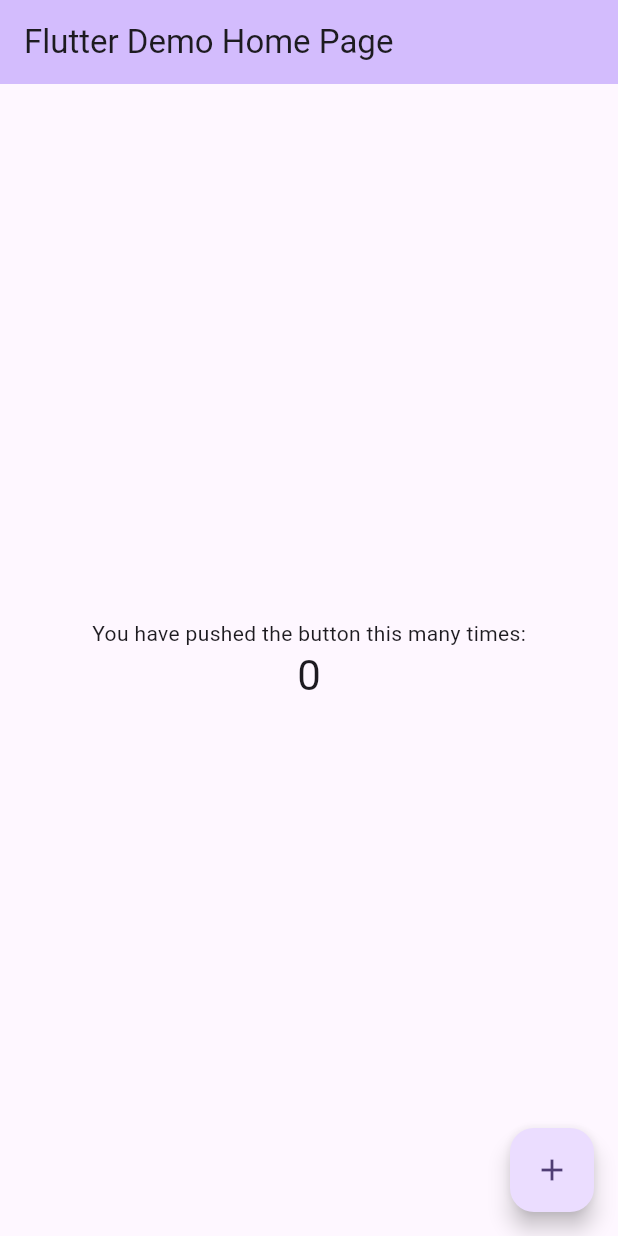
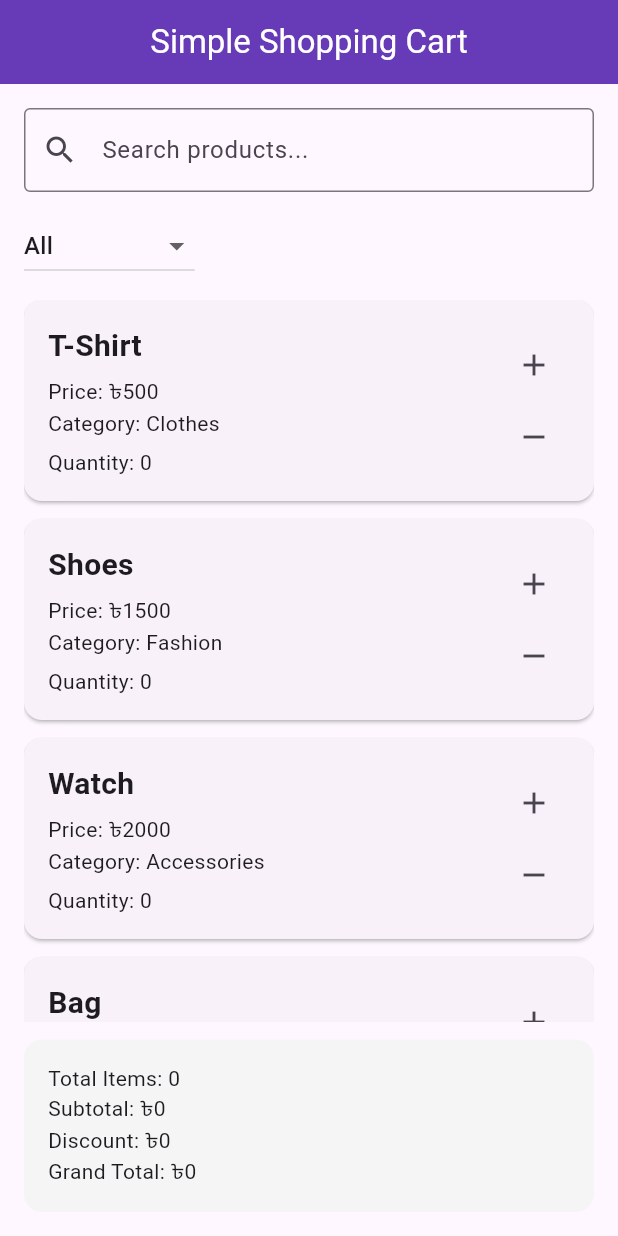
Before and after one commit to raju-bd/Shopping_Cart, a Flutter app: the screen it shows after launch, on a phone screen of 412 x 824 dp. Run offline on Flutter 3.47's test engine with Material 3 defaults, Android fonts, the phone set to English and light mode, and no system bars.

Commit message:
Add product model and enhance shopping cart functionality with search and category filters

```diff
--- a/lib/main.dart
+++ b/lib/main.dart
@@ -4,119 +4,245 @@ void main() {
   runApp(const MyApp());
 }
 
-class MyApp extends StatelessWidget {
-  const MyApp({super.key});
+class Product {
+  Product({
+    required this.name,
+    required this.price,
+    required this.category,
+    this.quantity = 0,
+  });
 
-  // This widget is the root of your application.
-  @override
-  Widget build(BuildContext context) {
-    return MaterialApp(
-      title: 'Flutter Demo',
-      theme: ThemeData(
-        // This is the theme of your application.
-        //
-        // TRY THIS: Try running your application with "flutter run". You'll see
-        // the application has a purple toolbar. Then, without quitting the app,
-        // try changing the seedColor in the colorScheme below to Colors.green
-        // and then invoke "hot reload" (save your changes or press the "hot
-        // reload" button in a Flutter-supported IDE, or press "r" if you used
-        // the command line to start the app).
-        //
-        // Notice that the counter didn't reset back to zero; the application
-        // state is not lost during the reload. To reset the state, use hot
-        // restart instead.
-        //
-        // This works for code too, not just values: Most code changes can be
-        // tested with just a hot reload.
-        colorScheme: .fromSeed(seedColor: Colors.deepPurple),
-      ),
-      home: const MyHomePage(title: 'Flutter Demo Home Page'),
+  final String name;
+  final int price;
+  final String category;
+  final int quantity;
+
+  Product copyWith({String? name, int? price, String? category, int? quantity}) {
+    return Product(
+      name: name ?? this.name,
+      price: price ?? this.price,
+      category: category ?? this.category,
+      quantity: quantity ?? this.quantity,
     );
   }
 }
 
-class MyHomePage extends StatefulWidget {
-  const MyHomePage({super.key, required this.title});
-
-  // This widget is the home page of your application. It is stateful, meaning
-  // that it has a State object (defined below) that contains fields that affect
-  // how it looks.
-
-  // This class is the configuration for the state. It holds the values (in this
-  // case the title) provided by the parent (in this case the App widget) and
-  // used by the build method of the State. Fields in a Widget subclass are
-  // always marked "final".
-
-  final String title;
+class MyApp extends StatelessWidget {
+  const MyApp({super.key});
 
   @override
-  State<MyHomePage> createState() => _MyHomePageState();
+  Widget build(BuildContext context) {
+    return MaterialApp(
+      debugShowCheckedModeBanner: false,
+      title: 'Simple Shopping Cart',
+      theme: ThemeData(
+        colorScheme: ColorScheme.fromSeed(seedColor: Colors.deepPurple),
+        useMaterial3: true,
+      ),
+      home: const ShoppingCartHomePage(),
+    );
+  }
 }
 
-class _MyHomePageState extends State<MyHomePage> {
-  int _counter = 0;
+class ShoppingCartHomePage extends StatefulWidget {
+  const ShoppingCartHomePage({super.key});
 
-  void _incrementCounter() {
+  @override
+  State<ShoppingCartHomePage> createState() => _ShoppingCartHomePageState();
+}
+
+class _ShoppingCartHomePageState extends State<ShoppingCartHomePage> {
+  // This local list works as the full product catalog for the shopping cart.
+  List<Product> _products = [
+    Product(name: 'T-Shirt', price: 500, category: 'Clothes'),
+    Product(name: 'Shoes', price: 1500, category: 'Fashion'),
+    Product(name: 'Watch', price: 2000, category: 'Accessories'),
+    Product(name: 'Bag', price: 1000, category: 'Fashion'),
+  ];
+
+  final List<String> _categories = ['All', 'Clothes', 'Fashion', 'Accessories'];
+  String _selectedCategory = 'All';
+  String _searchText = '';
+
+  // Search and category filters are combined to narrow the visible product list.
+  List<Product> get _filteredProducts {
+    final query = _searchText.trim().toLowerCase();
+
+    return _products.where((product) {
+      final matchesCategory =
+          _selectedCategory == 'All' || product.category == _selectedCategory;
+      final matchesSearch =
+          query.isEmpty || product.name.toLowerCase().contains(query);
+      return matchesCategory && matchesSearch;
+    }).toList();
+  }
+
+  int get totalItems {
+    return _products.fold<int>(0, (sum, product) => sum + product.quantity);
+  }
+
+  int get subtotal {
+    return _products.fold<int>(
+      0,
+      (sum, product) => sum + (product.price * product.quantity),
+    );
+  }
+
+  int get discount {
+    return subtotal >= 3000 ? (subtotal * 10) ~/ 100 : 0;
+  }
+
+  int get grandTotal => subtotal - discount;
+
+  void _updateQuantity(String productName, int change) {
     setState(() {
-      // This call to setState tells the Flutter framework that something has
-      // changed in this State, which causes it to rerun the build method below
-      // so that the display can reflect the updated values. If we changed
-      // _counter without calling setState(), then the build method would not be
-      // called again, and so nothing would appear to happen.
-      _counter++;
+      final index = _products.indexWhere((product) => product.name == productName);
+      if (index == -1) {
+        return;
+      }
+
+      final nextQuantity = _products[index].quantity + change;
+      if (nextQuantity < 0) {
+        return;
+      }
+
+      _products[index] = _products[index].copyWith(quantity: nextQuantity);
     });
   }
 
   @override
   Widget build(BuildContext context) {
-    // This method is rerun every time setState is called, for instance as done
-    // by the _incrementCounter method above.
-    //
-    // The Flutter framework has been optimized to make rerunning build methods
-    // fast, so that you can just rebuild anything that needs updating rather
-    // than having to individually change instances of widgets.
     return Scaffold(
       appBar: AppBar(
-        // TRY THIS: Try changing the color here to a specific color (to
-        // Colors.amber, perhaps?) and trigger a hot reload to see the AppBar
-        // change color while the other colors stay the same.
-        backgroundColor: Theme.of(context).colorScheme.inversePrimary,
-        // Here we take the value from the MyHomePage object that was created by
-        // the App.build method, and use it to set our appbar title.
-        title: Text(widget.title),
+        title: const Text('Simple Shopping Cart'),
+        centerTitle: true,
+        backgroundColor: Colors.deepPurple,
+        foregroundColor: Colors.white,
       ),
-      body: Center(
-        // Center is a layout widget. It takes a single child and positions it
-        // in the middle of the parent.
+      body: Padding(
+        padding: const EdgeInsets.all(16),
         child: Column(
-          // Column is also a layout widget. It takes a list of children and
-          // arranges them vertically. By default, it sizes itself to fit its
-          // children horizontally, and tries to be as tall as its parent.
-          //
-          // Column has various properties to control how it sizes itself and
-          // how it positions its children. Here we use mainAxisAlignment to
-          // center the children vertically; the main axis here is the vertical
-          // axis because Columns are vertical (the cross axis would be
-          // horizontal).
-          //
-          // TRY THIS: Invoke "debug painting" (choose the "Toggle Debug Paint"
-          // action in the IDE, or press "p" in the console), to see the
-          // wireframe for each widget.
-          mainAxisAlignment: .center,
           children: [
-            const Text('You have pushed the button this many times:'),
-            Text(
-              '$_counter',
-              style: Theme.of(context).textTheme.headlineMedium,
+            // Search is case-insensitive so users can quickly find a product.
+            TextField(
+              decoration: const InputDecoration(
+                hintText: 'Search products...',
+                prefixIcon: Icon(Icons.search),
+                border: OutlineInputBorder(),
+              ),
+              onChanged: (value) {
+                setState(() {
+                  _searchText = value;
+                });
+              },
+            ),
+            const SizedBox(height: 12),
+
+            // A category dropdown keeps the product browser easy to navigate.
+            Align(
+              alignment: Alignment.centerLeft,
+              child: DropdownButton<String>(
+                value: _selectedCategory,
+                items: _categories.map((category) {
+                  return DropdownMenuItem<String>(
+                    value: category,
+                    child: Text(category),
+                  );
+                }).toList(),
+                onChanged: (value) {
+                  if (value != null) {
+                    setState(() {
+                      _selectedCategory = value;
+                    });
+                  }
+                },
+              ),
+            ),
+            const SizedBox(height: 12),
+
+            Expanded(
+              child: _filteredProducts.isEmpty
+                  ? const Center(
+                      child: Text(
+                        'No matching products found.',
+                        style: TextStyle(fontSize: 16),
+                      ),
+                    )
+                  : ListView(
+                      children: _filteredProducts.map((product) {
+                        return Card(
+                          margin: const EdgeInsets.only(bottom: 12),
+                          child: Padding(
+                            padding: const EdgeInsets.all(16),
+                            child: Row(
+                              crossAxisAlignment: CrossAxisAlignment.center,
+                              children: [
+                                Expanded(
+                                  child: Column(
+                                    crossAxisAlignment:
+                                        CrossAxisAlignment.start,
+                                    children: [
+                                      Text(
+                                        product.name,
+                                        style: const TextStyle(
+                                          fontSize: 20,
+                                          fontWeight: FontWeight.bold,
+                                        ),
+                                      ),
+                                      const SizedBox(height: 6),
+                                      Text('Price: ৳${product.price}'),
+                                      Text('Category: ${product.category}'),
+                                      const SizedBox(height: 6),
+                                      Text('Quantity: ${product.quantity}'),
+                                    ],
+                                  ),
+                                ),
+                                Column(
+                                  children: [
+                                    IconButton(
+                                      onPressed: () =>
+                                          _updateQuantity(product.name, 1),
+                                      icon: const Icon(Icons.add),
+                                      tooltip: 'Increase quantity',
+                                    ),
+                                    IconButton(
+                                      onPressed: () =>
+                                          _updateQuantity(product.name, -1),
+                                      icon: const Icon(Icons.remove),
+                                      tooltip: 'Decrease quantity',
+                                    ),
+                                  ],
+                                ),
+                              ],
+                            ),
+                          ),
+                        );
+                      }).toList(),
+                    ),
+            ),
+            const SizedBox(height: 12),
+
+            // Summary values update every time quantity changes.
+            Container(
+              width: double.infinity,
+              padding: const EdgeInsets.all(16),
+              decoration: BoxDecoration(
+                color: Colors.grey.shade100,
+                borderRadius: BorderRadius.circular(12),
+              ),
+              child: Column(
+                crossAxisAlignment: CrossAxisAlignment.start,
+                children: [
+                  Text('Total Items: $totalItems'),
+                  Text('Subtotal: ৳$subtotal'),
+                  Text('Discount: ৳$discount'),
+                  Text('Grand Total: ৳$grandTotal'),
+                ],
+              ),
             ),
           ],
         ),
       ),
-      floatingActionButton: FloatingActionButton(
-        onPressed: _incrementCounter,
-        tooltip: 'Increment',
-        child: const Icon(Icons.add),
-      ),
     );
   }
 }
```
Also changed, not shown: debug_search_filter_test.dart (added, +33 -0 lines), debug_test.dart (added, +14 -0 lines), 1 other file.
